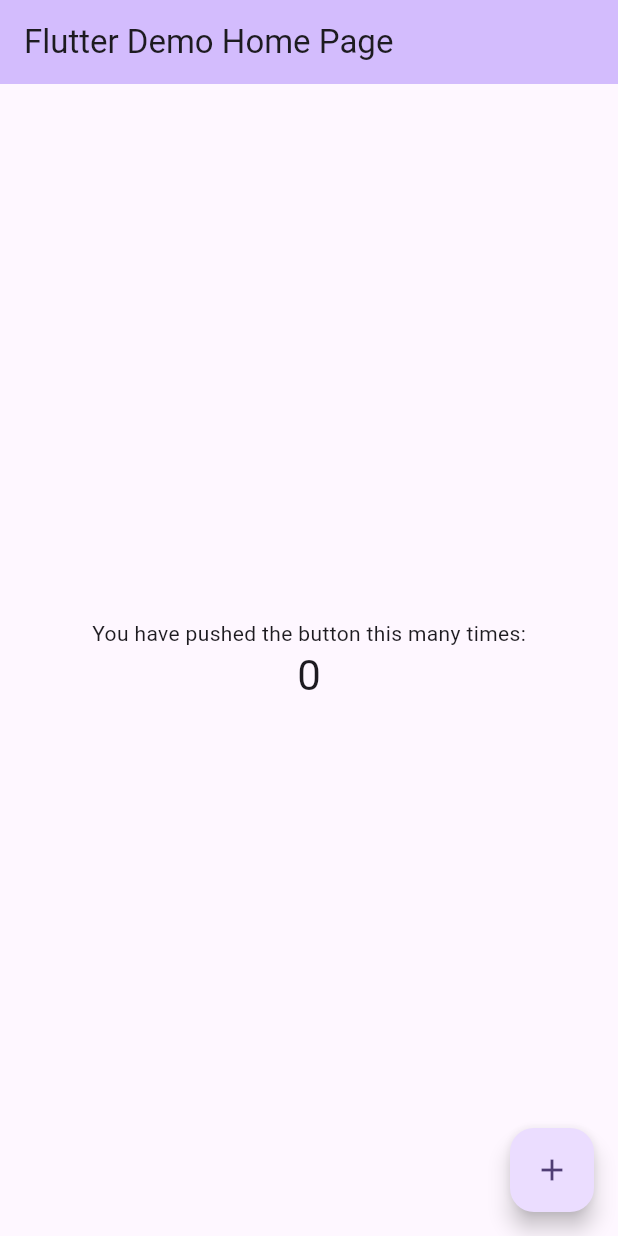
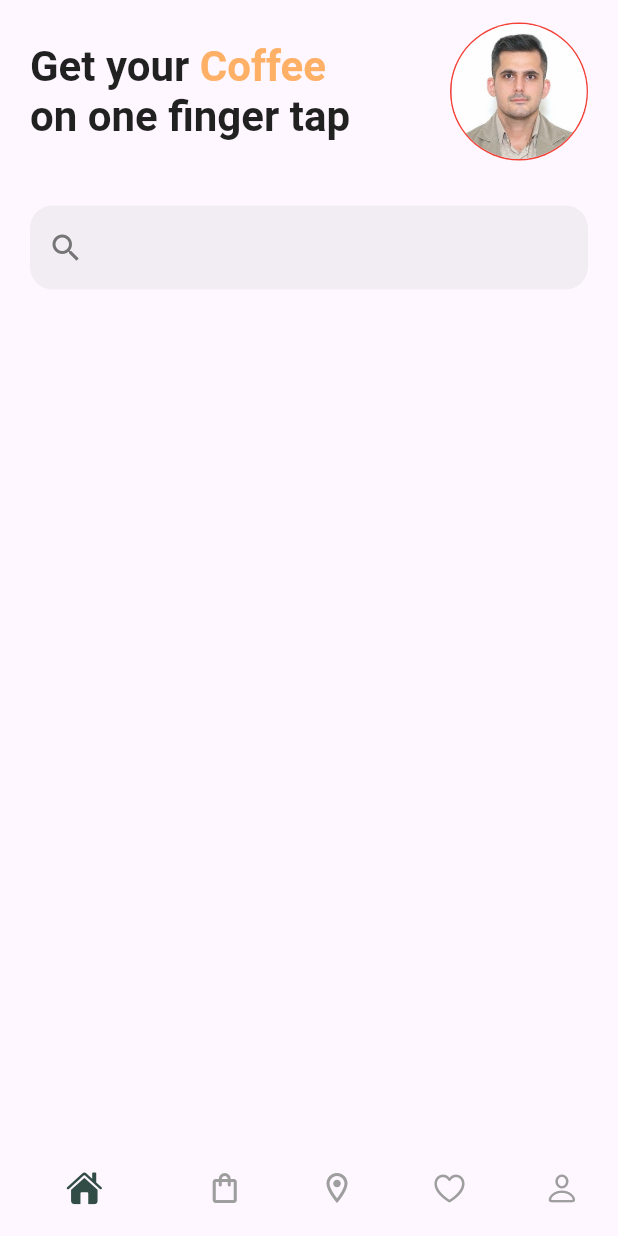
Before and after one commit to mes71/cup_coffee, a Flutter app: the screen it shows after launch, on a phone screen of 412 x 824 dp. Run offline on Flutter 3.47's test engine with Material 2 defaults, Android fonts, the phone set to English and light mode, and no system bars; our stand-ins replace bloc, dio, equatable, flutter_bloc.

Commit message:
chore : add bloc , ... feat : homeScreen

```diff
--- a/lib/main.dart
+++ b/lib/main.dart
@@ -1,125 +1,6 @@
+import 'package:cup_coffee/ui/app.dart';
 import 'package:flutter/material.dart';
 
 void main() {
   runApp(const MyApp());
 }
-
-class MyApp extends StatelessWidget {
-  const MyApp({super.key});
-
-  // This widget is the root of your application.
-  @override
-  Widget build(BuildContext context) {
-    return MaterialApp(
-      title: 'Flutter Demo',
-      theme: ThemeData(
-        // This is the theme of your application.
-        //
-        // TRY THIS: Try running your application with "flutter run". You'll see
-        // the application has a blue toolbar. Then, without quitting the app,
-        // try changing the seedColor in the colorScheme below to Colors.green
-        // and then invoke "hot reload" (save your changes or press the "hot
-        // reload" button in a Flutter-supported IDE, or press "r" if you used
-        // the command line to start the app).
-        //
-        // Notice that the counter didn't reset back to zero; the application
-        // state is not lost during the reload. To reset the state, use hot
-        // restart instead.
-        //
-        // This works for code too, not just values: Most code changes can be
-        // tested with just a hot reload.
-        colorScheme: ColorScheme.fromSeed(seedColor: Colors.deepPurple),
-        useMaterial3: true,
-      ),
-      home: const MyHomePage(title: 'Flutter Demo Home Page'),
-    );
-  }
-}
-
-class MyHomePage extends StatefulWidget {
-  const MyHomePage({super.key, required this.title});
-
-  // This widget is the home page of your application. It is stateful, meaning
-  // that it has a State object (defined below) that contains fields that affect
-  // how it looks.
-
-  // This class is the configuration for the state. It holds the values (in this
-  // case the title) provided by the parent (in this case the App widget) and
-  // used by the build method of the State. Fields in a Widget subclass are
-  // always marked "final".
-
-  final String title;
-
-  @override
-  State<MyHomePage> createState() => _MyHomePageState();
-}
-
-class _MyHomePageState extends State<MyHomePage> {
-  int _counter = 0;
-
-  void _incrementCounter() {
-    setState(() {
-      // This call to setState tells the Flutter framework that something has
-      // changed in this State, which causes it to rerun the build method below
-      // so that the display can reflect the updated values. If we changed
-      // _counter without calling setState(), then the build method would not be
-      // called again, and so nothing would appear to happen.
-      _counter++;
-    });
-  }
-
-  @override
-  Widget build(BuildContext context) {
-    // This method is rerun every time setState is called, for instance as done
-    // by the _incrementCounter method above.
-    //
-    // The Flutter framework has been optimized to make rerunning build methods
-    // fast, so that you can just rebuild anything that needs updating rather
-    // than having to individually change instances of widgets.
-    return Scaffold(
-      appBar: AppBar(
-        // TRY THIS: Try changing the color here to a specific color (to
-        // Colors.amber, perhaps?) and trigger a hot reload to see the AppBar
-        // change color while the other colors stay the same.
-        backgroundColor: Theme.of(context).colorScheme.inversePrimary,
-        // Here we take the value from the MyHomePage object that was created by
-        // the App.build method, and use it to set our appbar title.
-        title: Text(widget.title),
-      ),
-      body: Center(
-        // Center is a layout widget. It takes a single child and positions it
-        // in the middle of the parent.
-        child: Column(
-          // Column is also a layout widget. It takes a list of children and
-          // arranges them vertically. By default, it sizes itself to fit its
-          // children horizontally, and tries to be as tall as its parent.
-          //
-          // Column has various properties to control how it sizes itself and
-          // how it positions its children. Here we use mainAxisAlignment to
-          // center the children vertically; the main axis here is the vertical
-          // axis because Columns are vertical (the cross axis would be
-          // horizontal).
-          //
-          // TRY THIS: Invoke "debug painting" (choose the "Toggle Debug Paint"
-          // action in the IDE, or press "p" in the console), to see the
-          // wireframe for each widget.
-          mainAxisAlignment: MainAxisAlignment.center,
-          children: <Widget>[
-            const Text(
-              'You have pushed the button this many times:',
-            ),
-            Text(
-              '$_counter',
-              style: Theme.of(context).textTheme.headlineMedium,
-            ),
-          ],
-        ),
-      ),
-      floatingActionButton: FloatingActionButton(
-        onPressed: _incrementCounter,
-        tooltip: 'Increment',
-        child: const Icon(Icons.add),
-      ), // This trailing comma makes auto-formatting nicer for build methods.
-    );
-  }
-}
--- /dev/null
+++ b/lib/presenter/bloc/root/root_cubit.dart
@@ -0,0 +1,10 @@
+import 'package:bloc/bloc.dart';
+import 'package:equatable/equatable.dart';
+
+part 'root_state.dart';
+
+class RootCubit extends Cubit<RootState> {
+  RootCubit() : super(RootInitial(0));
+
+  void selectPage(int index) => emit(RootInitial(index));
+}
--- /dev/null
+++ b/lib/presenter/bloc/root/root_state.dart
@@ -0,0 +1,15 @@
+part of 'root_cubit.dart';
+
+abstract class RootState extends Equatable {
+  int currentPage;
+
+  RootState(this.currentPage);
+}
+
+class RootInitial extends RootState {
+  RootInitial(this.index) : super(index);
+  final int index;
+
+  @override
+  List<Object> get props => [index];
+}
--- /dev/null
+++ b/lib/presenter/route/routes.dart
@@ -0,0 +1,9 @@
+import 'package:cup_coffee/ui/screens/screens.dart';
+
+const myPages = [
+  HomeScreen(),
+  CartScreen(),
+  LocationScreen(),
+  FavoriteScreen(),
+  ProfileScreen(),
+];
--- /dev/null
+++ b/lib/ui/app.dart
@@ -0,0 +1,24 @@
+import 'package:cup_coffee/presenter/bloc/root/root_cubit.dart';
+import 'package:cup_coffee/ui/screens/root/root_screen.dart';
+import 'package:flutter/material.dart';
+import 'package:flutter_bloc/flutter_bloc.dart';
+
+class MyApp extends StatelessWidget {
+  const MyApp({super.key});
+
+  // This widget is the root of your application.
+  @override
+  Widget build(BuildContext context) {
+    return BlocProvider(
+      create: (context) => RootCubit(),
+      child: MaterialApp(
+        title: 'Flutter Demo',
+        theme: ThemeData(
+          colorScheme: ColorScheme.fromSeed(seedColor: Colors.deepPurple),
+          useMaterial3: true,
+        ),
+        home: RootScreen(),
+      ),
+    );
+  }
+}
--- /dev/null
+++ b/lib/ui/screens/cart/cart_screen.dart
@@ -0,0 +1,12 @@
+import 'package:flutter/material.dart';
+
+class CartScreen extends StatelessWidget {
+  const CartScreen({super.key});
+
+  @override
+  Widget build(BuildContext context) {
+    return const Placeholder(
+      color: Colors.red,
+    );
+  }
+}
--- /dev/null
+++ b/lib/ui/screens/favorite/favorite_screen.dart
@@ -0,0 +1,12 @@
+import 'package:flutter/material.dart';
+
+class FavoriteScreen extends StatelessWidget {
+  const FavoriteScreen({super.key});
+
+  @override
+  Widget build(BuildContext context) {
+    return const Placeholder(
+      color: Colors.amber,
+    );
+  }
+}
--- /dev/null
+++ b/lib/ui/screens/home/home_screen.dart
@@ -0,0 +1,100 @@
+import 'package:cup_coffee/generated/assets.dart';
+import 'package:cup_coffee/ui/utils/app_colors.dart';
+import 'package:flutter/material.dart';
+
+class HomeScreen extends StatelessWidget {
+  const HomeScreen({super.key});
+
+  @override
+  Widget build(BuildContext context) {
+    return SafeArea(
+      child: Column(
+        children: [
+          //region AppBar Home Page
+          Padding(
+            padding: const EdgeInsets.symmetric(horizontal: 20, vertical: 15),
+            child: Row(
+              mainAxisAlignment: MainAxisAlignment.spaceBetween,
+              children: [
+                RichText(
+                  maxLines: 2,
+                  softWrap: false,
+                  overflow: TextOverflow.ellipsis,
+                  text: TextSpan(
+                      text: 'Get your ',
+                      style: TextStyle(
+                          fontWeight: FontWeight.bold,
+                          fontSize: 28,
+                          color: Colors.black87),
+                      children: [
+                        TextSpan(
+                            text: 'Coffee \n',
+                            style: TextStyle(
+                                fontWeight: FontWeight.bold,
+                                fontSize: 28,
+                                color: assetTextColor)),
+                        TextSpan(
+                            text: 'on one finger tap',
+                            style: TextStyle(
+                                fontWeight: FontWeight.bold,
+                                fontSize: 28,
+                                color: Colors.black87)),
+                      ]),
+                ),
+                CircleAvatar(
+                  radius: 46,
+                  backgroundColor: Colors.red,
+                  child: CircleAvatar(
+                    foregroundImage: AssetImage(Assets.imagesMe),
+                    maxRadius: 45,
+                    minRadius: 35,
+                  ),
+                )
+              ],
+            ),
+          ),
+          //endregion
+
+          Padding(
+            padding: const EdgeInsets.symmetric(horizontal: 20, vertical: 15),
+            child: TextField(
+              enabled: true,
+              decoration: InputDecoration(
+                  prefixIcon: Icon(
+                    Icons.search,
+                    size: 24,
+                    color: Colors.grey.shade600,
+                  ),
+                  border: OutlineInputBorder(
+                      borderRadius: BorderRadius.circular(15),
+                      borderSide:
+                          BorderSide(color: Colors.transparent, width: 1)),
+                  enabledBorder: OutlineInputBorder(
+                      borderRadius: BorderRadius.circular(15),
+                      borderSide:
+                          BorderSide(color: Colors.transparent, width: 1)),
+                  disabledBorder: OutlineInputBorder(
+                      borderRadius: BorderRadius.circular(15),
+                      borderSide:
+                          BorderSide(color: Colors.transparent, width: 1)),
+                  focusedBorder: OutlineInputBorder(
+                      borderRadius: BorderRadius.circular(15),
+                      borderSide:
+                          BorderSide(color: Colors.transparent, width: 1)),
+                  errorBorder: OutlineInputBorder(
+                      borderRadius: BorderRadius.circular(15),
+                      borderSide:
+                          BorderSide(color: Colors.transparent, width: 1)),
+                  focusedErrorBorder: OutlineInputBorder(
+                      borderRadius: BorderRadius.circular(15),
+                      borderSide:
+                          BorderSide(color: Colors.transparent, width: 1)),
+                  filled: true,
+                  fillColor: bgSearchBox),
+            ),
+          )
+        ],
+      ),
+    );
+  }
+}
--- /dev/null
+++ b/lib/ui/screens/location/location_screen.dart
@@ -0,0 +1,12 @@
+import 'package:flutter/material.dart';
+
+class LocationScreen extends StatelessWidget {
+  const LocationScreen({super.key});
+
+  @override
+  Widget build(BuildContext context) {
+    return const Placeholder(
+      color: Colors.blue,
+    );
+  }
+}
--- /dev/null
+++ b/lib/ui/screens/profile/profile_screen.dart
@@ -0,0 +1,12 @@
+import 'package:flutter/material.dart';
+
+class ProfileScreen extends StatelessWidget {
+  const ProfileScreen({super.key});
+
+  @override
+  Widget build(BuildContext context) {
+    return const Placeholder(
+      color: Colors.teal,
+    );
+  }
+}
--- /dev/null
+++ b/lib/ui/screens/root/root_screen.dart
@@ -0,0 +1,63 @@
+import 'package:cup_coffee/presenter/bloc/root/root_cubit.dart';
+import 'package:cup_coffee/presenter/route/routes.dart';
+import 'package:cup_coffee/ui/utils/app_colors.dart';
+import 'package:flutter/cupertino.dart';
+import 'package:flutter/material.dart';
+import 'package:flutter_bloc/flutter_bloc.dart';
+
+class RootScreen extends StatelessWidget {
+  const RootScreen({super.key});
+
+  @override
+  Widget build(BuildContext context) {
+    return BlocBuilder<RootCubit, RootState>(
+      builder: (context, state) {
+        return Scaffold(
+          body: myPages[state.currentPage],
+          bottomNavigationBar: BottomNavigationBar(
+            enableFeedback: true,
+            currentIndex: state.currentPage,
+            elevation: 0,
+            selectedItemColor: selectedIconColor,
+            unselectedItemColor: Colors.grey,
+            type: BottomNavigationBarType.shifting,
+            showUnselectedLabels: false,
+            showSelectedLabels: false,
+            onTap: (value) => context.read<RootCubit>().selectPage(value),
+            items: const [
+              BottomNavigationBarItem(
+                  icon: Icon(CupertinoIcons.home),
+                  activeIcon: Icon(CupertinoIcons.house_fill),
+                  label: "Home",
+                  tooltip: "Home"),
+              BottomNavigationBarItem(
+                icon: Icon(Icons.shopping_bag_outlined),
+                activeIcon: Icon(Icons.shopping_bag_sharp),
+                label: "Basket",
+                tooltip: "Basket",
+              ),
+              BottomNavigationBarItem(
+                icon: Icon(Icons.location_on_outlined),
+                activeIcon: Icon(Icons.location_on_sharp),
+                label: "location",
+                tooltip: "location",
+              ),
+              BottomNavigationBarItem(
+                icon: Icon(CupertinoIcons.heart),
+                activeIcon: Icon(CupertinoIcons.heart_fill),
+                label: "Favorite",
+                tooltip: "Favorite",
+              ),
+              BottomNavigationBarItem(
+                icon: Icon(CupertinoIcons.person),
+                activeIcon: Icon(CupertinoIcons.person_fill),
+                label: "Me",
+                tooltip: "Me",
+              ),
+            ],
+          ),
+        );
+      },
+    );
+  }
+}
--- /dev/null
+++ b/lib/ui/screens/screens.dart
@@ -0,0 +1,6 @@
+export 'cart/cart_screen.dart';
+export 'favorite/favorite_screen.dart';
+export 'home/home_screen.dart';
+export 'location/location_screen.dart';
+export 'profile/profile_screen.dart';
+export 'root/root_screen.dart';
--- /dev/null
+++ b/lib/ui/utils/app_colors.dart
@@ -0,0 +1,5 @@
+import 'dart:ui';
+
+const Color selectedIconColor = Color.fromRGBO(49, 77, 69, 1);
+const Color assetTextColor = Color.fromRGBO(255, 176, 103, 1);
+const Color bgSearchBox = Color.fromRGBO(205, 205, 205, 0.25);
--- /dev/null
+++ b/lib/ui/utils/app_ex.dart
@@ -0,0 +1,11 @@
+import 'package:flutter/cupertino.dart';
+
+extension AppWidget on num {
+  get toHeight => SizedBox(
+        height: toDouble(),
+      );
+
+  get toWidth => SizedBox(
+        height: toDouble(),
+      );
+}
```
Also changed, not shown: pubspec.yaml (+9 -22 lines), assets/images/me.jpg (added), lib/generated/assets.dart (added), pubspec.lock.
